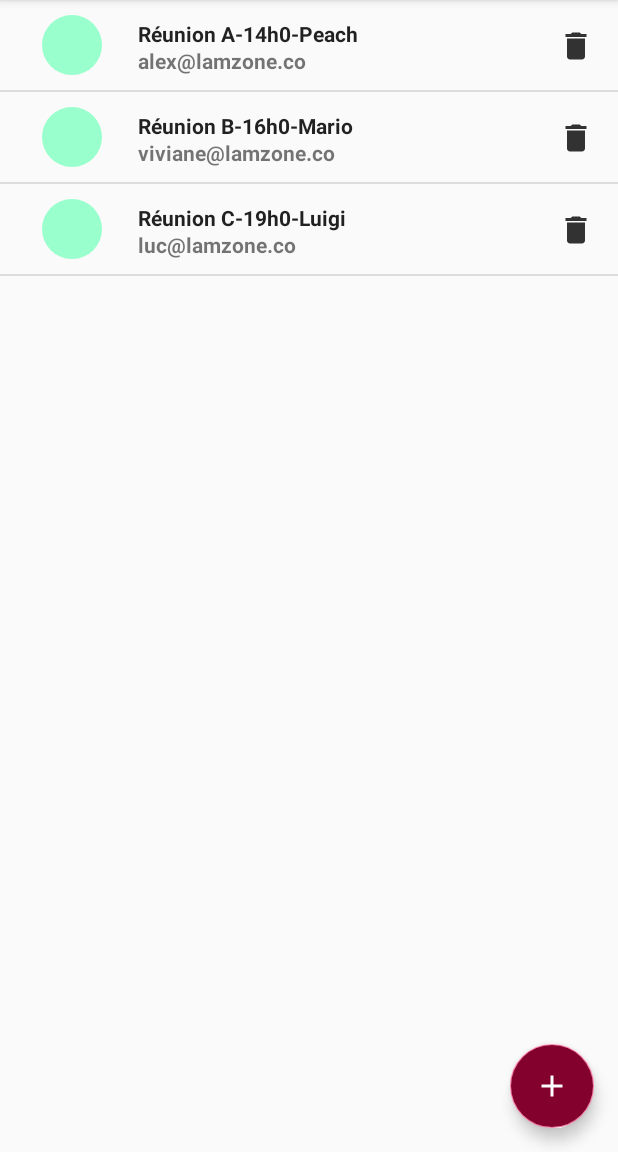
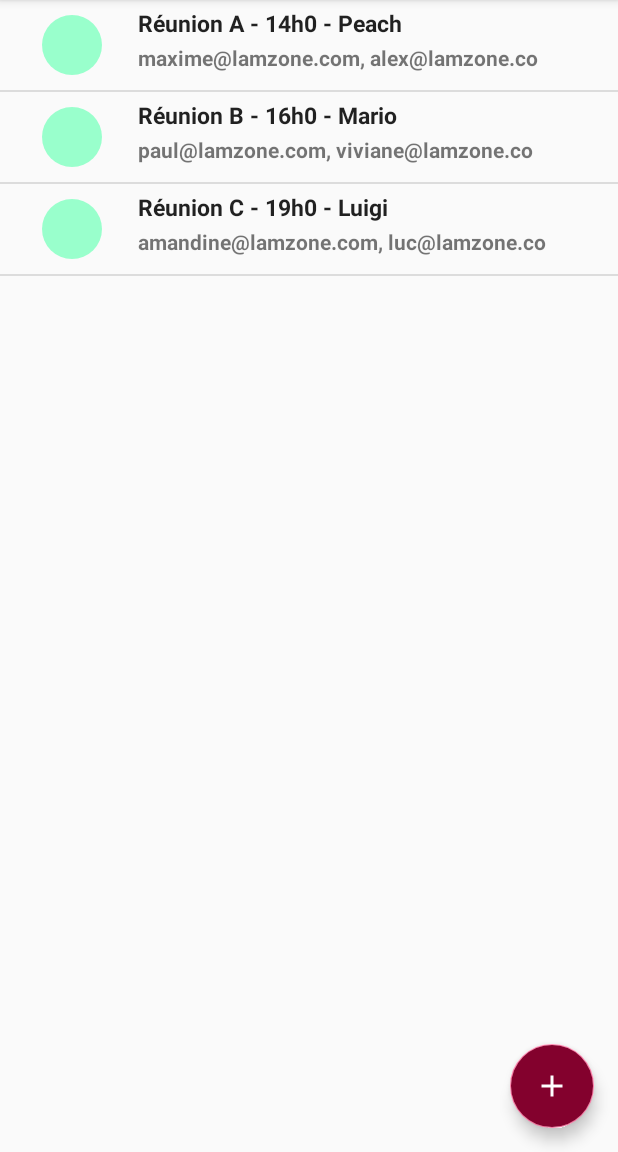
Before and after one commit to PinkNanie/Mareu, an Android app: the screen it shows after launch (ListMeetingActivity), on a phone screen of 412 x 824 dp, the part 84-1236 px from its top. Run offline under Robolectric (Android 15) with nearby library versions, the phone set to English and light mode, and no system bars; our stand-ins replace ButterKnife, EventBus.

Commit message:
finitions derniers détails

```diff
--- a/app/src/main/java/com/lamzone/mareu/controller/MyMeetingRecyclerViewAdapter.java
+++ b/app/src/main/java/com/lamzone/mareu/controller/MyMeetingRecyclerViewAdapter.java
@@ -51,7 +51,7 @@ public class MyMeetingRecyclerViewAdapter extends RecyclerView.Adapter<MyMeeting
 
         Meeting meeting = mMeetings.get(position);
         holder.mMeetingName.setText(meeting + "");
-        holder.mParticipantView.setText(meeting.participantsToString());
+        holder.mParticipantView.setText(meeting.participantsToString()+ "");
         Glide.with(holder.mCirclemeeting.getContext())
                 .load(getRandomColorDrawable())
                 .apply(RequestOptions.circleCropTransform())
--- a/app/src/main/java/com/lamzone/mareu/model/Meeting.java
+++ b/app/src/main/java/com/lamzone/mareu/model/Meeting.java
@@ -70,15 +70,15 @@ public class Meeting {
     @NonNull
     @Override
     public String toString() {
-        String result = mMeetingRoom + "-" + mHour + "-" + mSubject + "\n";
+        String result = mMeetingRoom + " - " + mHour + " - " + mSubject;
           return String.format(result);
     }
 
     public String participantsToString (){
         String result = "";
         for (Participant participant: mParticipants ){
-            result = participant.getEmail() + ",";
+            result += " " + participant.getEmail() + "," ;
         }
-        return result.substring(0,result.length()-2);
+        return result.substring(1,result.length()-2);
     }
 }
--- a/app/src/main/res/layout/fragment_meeting.xml
+++ b/app/src/main/res/layout/fragment_meeting.xml
@@ -16,27 +16,27 @@
         app:layout_constraintStart_toStartOf="parent"
         app:layout_constraintTop_toTopOf="parent" />
 
+
     <TextView
         android:id="@+id/item_list_meetingName"
+        style="@style/AppTheme"
         android:layout_width="wrap_content"
         android:layout_height="wrap_content"
         android:layout_marginStart="24dp"
-        style="@style/AppTheme"
+        android:layout_marginBottom="20dp"
+        android:textSize="15sp"
         app:layout_constraintBottom_toBottomOf="@+id/item_list_meeting"
         app:layout_constraintStart_toEndOf="@+id/item_list_meeting"
-        app:layout_constraintTop_toTopOf="@+id/item_list_meeting" />
-
+        app:layout_constraintTop_toTopOf="parent" />
 
     <TextView
         android:id="@+id/item_list_participant"
         android:layout_width="wrap_content"
         android:layout_height="wrap_content"
         android:layout_marginStart="24dp"
-        android:layout_marginTop="20dp"
         app:layout_constraintBottom_toBottomOf="@+id/item_list_meeting"
         app:layout_constraintStart_toEndOf="@+id/item_list_meeting"
-        app:layout_constraintTop_toTopOf="@+id/item_list_meeting"
-         />
+        app:layout_constraintTop_toBottomOf="@+id/item_list_meetingName" />
 
     <ImageButton
         android:id="@+id/delete_btn"
@@ -46,7 +46,7 @@
         android:background="@null"
         app:layout_constraintBottom_toBottomOf="@+id/item_list_meetingName"
         app:layout_constraintEnd_toEndOf="parent"
-        app:layout_constraintTop_toTopOf="@+id/item_list_meetingName"
+        app:layout_constraintTop_toTopOf="@+id/item_list_participant"
         app:srcCompat="@drawable/ic_delete_black_24dp"/>
 
 
```
